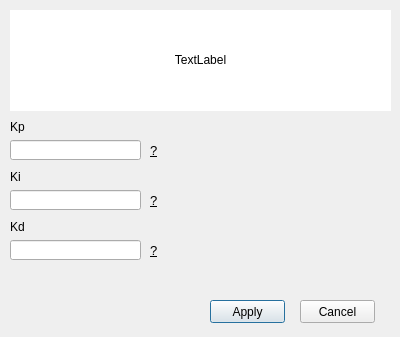
DanielMontoyaR/Toolbox-de-Simulaci-n-para-An-lisis-de-Se-ales-Mixtas, file App/Simulator_App/ui/control_editor.ui: the form before one commit.
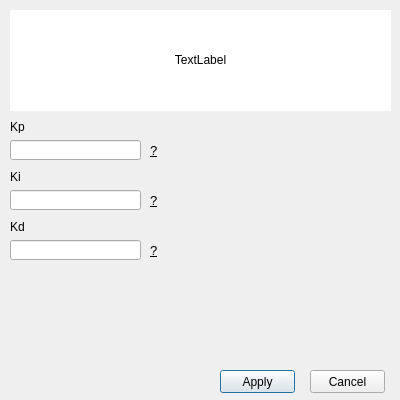
The form after the commit.

Commit message: update: Control Editor, Input Editor, Sensor Editor and Plant editor reshape (interfaces are now 400x400)

What changed in the file:
```diff
--- a/App/Simulator_App/ui/control_editor.ui
+++ b/App/Simulator_App/ui/control_editor.ui
@@ -7,19 +7,19 @@
     <x>0</x>
     <y>0</y>
     <width>400</width>
-    <height>337</height>
+    <height>400</height>
    </rect>
   </property>
   <property name="minimumSize">
    <size>
     <width>400</width>
-    <height>337</height>
+    <height>400</height>
    </size>
   </property>
   <property name="maximumSize">
    <size>
     <width>400</width>
-    <height>337</height>
+    <height>400</height>
    </size>
   </property>
   <property name="windowTitle">
@@ -152,8 +152,8 @@
   <widget class="QPushButton" name="applyButton">
    <property name="geometry">
     <rect>
-     <x>210</x>
-     <y>300</y>
+     <x>220</x>
+     <y>370</y>
      <width>75</width>
      <height>23</height>
     </rect>
@@ -165,8 +165,8 @@
   <widget class="QPushButton" name="cancelButton">
    <property name="geometry">
     <rect>
-     <x>300</x>
-     <y>300</y>
+     <x>310</x>
+     <y>370</y>
      <width>75</width>
      <height>23</height>
     </rect>
```
The commit also changes 5 other files.
